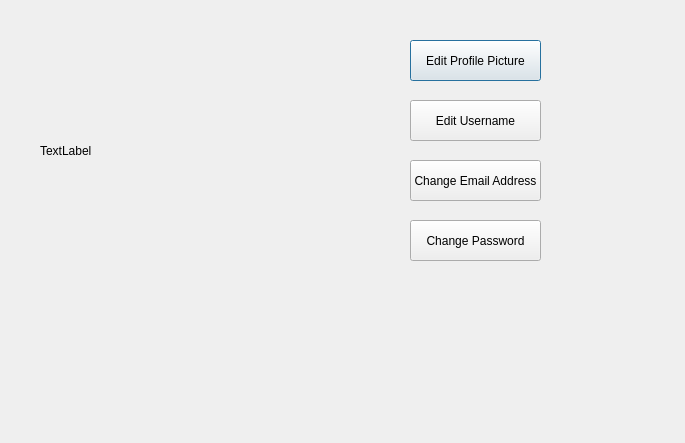
This is concurrentTextEditor/accountsettings.ui in scottiexdev/concurrentTextEditor as Qt 5 draws it before an edit. The edited form follows.
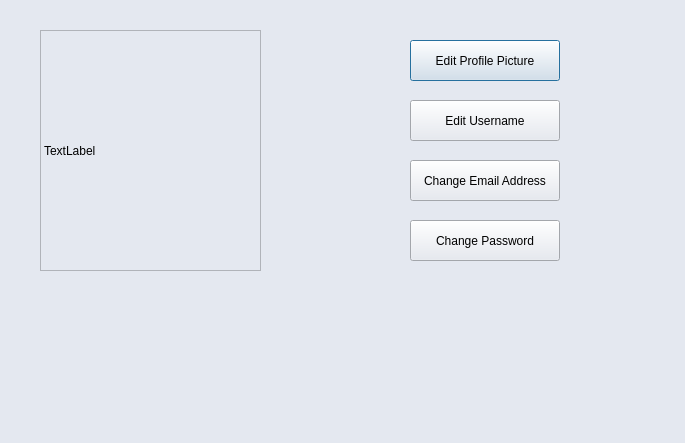
This is the edited form.

Commit message: First steps UI rework - changed background

Patch:
```diff
--- a/concurrentTextEditor/accountsettings.ui
+++ b/concurrentTextEditor/accountsettings.ui
@@ -10,6 +10,448 @@
     <height>443</height>
    </rect>
   </property>
+  <property name="palette">
+   <palette>
+    <active>
+     <colorrole role="WindowText">
+      <brush brushstyle="SolidPattern">
+       <color alpha="255">
+        <red>0</red>
+        <green>0</green>
+        <blue>0</blue>
+       </color>
+      </brush>
+     </colorrole>
+     <colorrole role="Button">
+      <brush brushstyle="SolidPattern">
+       <color alpha="255">
+        <red>228</red>
+        <green>232</green>
+        <blue>240</blue>
+       </color>
+      </brush>
+     </colorrole>
+     <colorrole role="Light">
+      <brush brushstyle="SolidPattern">
+       <color alpha="255">
+        <red>255</red>
+        <green>255</green>
+        <blue>255</blue>
+       </color>
+      </brush>
+     </colorrole>
+     <colorrole role="Midlight">
+      <brush brushstyle="SolidPattern">
+       <color alpha="255">
+        <red>241</red>
+        <green>243</green>
+        <blue>247</blue>
+       </color>
+      </brush>
+     </colorrole>
+     <colorrole role="Dark">
+      <brush brushstyle="SolidPattern">
+       <color alpha="255">
+        <red>114</red>
+        <green>116</green>
+        <blue>120</blue>
+       </color>
+      </brush>
+     </colorrole>
+     <colorrole role="Mid">
+      <brush brushstyle="SolidPattern">
+       <color alpha="255">
+        <red>152</red>
+        <green>155</green>
+        <blue>160</blue>
+       </color>
+      </brush>
+     </colorrole>
+     <colorrole role="Text">
+      <brush brushstyle="SolidPattern">
+       <color alpha="255">
+        <red>0</red>
+        <green>0</green>
+        <blue>0</blue>
+       </color>
+      </brush>
+     </colorrole>
+     <colorrole role="BrightText">
+      <brush brushstyle="SolidPattern">
+       <color alpha="255">
+        <red>255</red>
+        <green>255</green>
+        <blue>255</blue>
+       </color>
+      </brush>
+     </colorrole>
+     <colorrole role="ButtonText">
+      <brush brushstyle="SolidPattern">
+       <color alpha="255">
+        <red>0</red>
+        <green>0</green>
+        <blue>0</blue>
+       </color>
+      </brush>
+     </colorrole>
+     <colorrole role="Base">
+      <brush brushstyle="SolidPattern">
+       <color alpha="255">
+        <red>255</red>
+        <green>255</green>
+        <blue>255</blue>
+       </color>
+      </brush>
+     </colorrole>
+     <colorrole role="Window">
+      <brush brushstyle="SolidPattern">
+       <color alpha="255">
+        <red>228</red>
+        <green>232</green>
+        <blue>240</blue>
+       </color>
+      </brush>
+     </colorrole>
+     <colorrole role="Shadow">
+      <brush brushstyle="SolidPattern">
+       <color alpha="255">
+        <red>0</red>
+        <green>0</green>
+        <blue>0</blue>
+       </color>
+      </brush>
+     </colorrole>
+     <colorrole role="AlternateBase">
+      <brush brushstyle="SolidPattern">
+       <color alpha="255">
+        <red>241</red>
+        <green>243</green>
+        <blue>247</blue>
+       </color>
+      </brush>
+     </colorrole>
+     <colorrole role="ToolTipBase">
+      <brush brushstyle="SolidPattern">
+       <color alpha="255">
+        <red>255</red>
+        <green>255</green>
+        <blue>220</blue>
+       </color>
+      </brush>
+     </colorrole>
+     <colorrole role="ToolTipText">
+      <brush brushstyle="SolidPattern">
+       <color alpha="255">
+        <red>0</red>
+        <green>0</green>
+        <blue>0</blue>
+       </color>
+      </brush>
+     </colorrole>
+     <colorrole role="PlaceholderText">
+      <brush brushstyle="SolidPattern">
+       <color alpha="128">
+        <red>0</red>
+        <green>0</green>
+        <blue>0</blue>
+       </color>
+      </brush>
+     </colorrole>
+    </active>
+    <inactive>
+     <colorrole role="WindowText">
+      <brush brushstyle="SolidPattern">
+       <color alpha="255">
+        <red>0</red>
+        <green>0</green>
+        <blue>0</blue>
+       </color>
+      </brush>
+     </colorrole>
+     <colorrole role="Button">
+      <brush brushstyle="SolidPattern">
+       <color alpha="255">
+        <red>228</red>
+        <green>232</green>
+        <blue>240</blue>
+       </color>
+      </brush>
+     </colorrole>
+     <colorrole role="Light">
+      <brush brushstyle="SolidPattern">
+       <color alpha="255">
+        <red>255</red>
+        <green>255</green>
+        <blue>255</blue>
+       </color>
+      </brush>
+     </colorrole>
+     <colorrole role="Midlight">
+      <brush brushstyle="SolidPattern">
+       <color alpha="255">
+        <red>241</red>
+        <green>243</green>
+        <blue>247</blue>
+       </color>
+      </brush>
+     </colorrole>
+     <colorrole role="Dark">
+      <brush brushstyle="SolidPattern">
+       <color alpha="255">
+        <red>114</red>
+        <green>116</green>
+        <blue>120</blue>
+       </color>
+      </brush>
+     </colorrole>
+     <colorrole role="Mid">
+      <brush brushstyle="SolidPattern">
+       <color alpha="255">
+        <red>152</red>
+        <green>155</green>
+        <blue>160</blue>
+       </color>
+      </brush>
+     </colorrole>
+     <colorrole role="Text">
+      <brush brushstyle="SolidPattern">
+       <color alpha="255">
+        <red>0</red>
+        <green>0</green>
+        <blue>0</blue>
+       </color>
+      </brush>
+     </colorrole>
+     <colorrole role="BrightText">
+      <brush brushstyle="SolidPattern">
+       <color alpha="255">
+        <red>255</red>
+        <green>255</green>
+        <blue>255</blue>
+       </color>
+      </brush>
+     </colorrole>
+     <colorrole role="ButtonText">
+      <brush brushstyle="SolidPattern">
+       <color alpha="255">
+        <red>0</red>
+        <green>0</green>
+        <blue>0</blue>
+       </color>
+      </brush>
+     </colorrole>
+     <colorrole role="Base">
+      <brush brushstyle="SolidPattern">
+       <color alpha="255">
+        <red>255</red>
+        <green>255</green>
+        <blue>255</blue>
+       </color>
+      </brush>
+     </colorrole>
+     <colorrole role="Window">
+      <brush brushstyle="SolidPattern">
+       <color alpha="255">
+        <red>228</red>
+        <green>232</green>
+        <blue>240</blue>
+       </color>
+      </brush>
+     </colorrole>
+     <colorrole role="Shadow">
+      <brush brushstyle="SolidPattern">
+       <color alpha="255">
+        <red>0</red>
+        <green>0</green>
+        <blue>0</blue>
+       </color>
+      </brush>
+     </colorrole>
+     <colorrole role="AlternateBase">
+      <brush brushstyle="SolidPattern">
+       <color alpha="255">
+        <red>241</red>
+        <green>243</green>
+        <blue>247</blue>
+       </color>
+      </brush>
+     </colorrole>
+     <colorrole role="ToolTipBase">
+      <brush brushstyle="SolidPattern">
+       <color alpha="255">
+        <red>255</red>
+        <green>255</green>
+        <blue>220</blue>
+       </color>
+      </brush>
+     </colorrole>
+     <colorrole role="ToolTipText">
+      <brush brushstyle="SolidPattern">
+       <color alpha="255">
+        <red>0</red>
+        <green>0</green>
+        <blue>0</blue>
+       </color>
+      </brush>
+     </colorrole>
+     <colorrole role="PlaceholderText">
+      <brush brushstyle="SolidPattern">
+       <color alpha="128">
+        <red>0</red>
+        <green>0</green>
+        <blue>0</blue>
+       </color>
+      </brush>
+     </colorrole>
+    </inactive>
+    <disabled>
+     <colorrole role="WindowText">
+      <brush brushstyle="SolidPattern">
+       <color alpha="255">
+        <red>114</red>
+        <green>116</green>
+        <blue>120</blue>
+       </color>
+      </brush>
+     </colorrole>
+     <colorrole role="Button">
+      <brush brushstyle="SolidPattern">
+       <color alpha="255">
+        <red>228</red>
+        <green>232</green>
+        <blue>240</blue>
+       </color>
+      </brush>
+     </colorrole>
+     <colorrole role="Light">
+      <brush brushstyle="SolidPattern">
+       <color alpha="255">
+        <red>255</red>
+        <green>255</green>
+        <blue>255</blue>
+       </color>
+      </brush>
+     </colorrole>
+     <colorrole role="Midlight">
+      <brush brushstyle="SolidPattern">
+       <color alpha="255">
+        <red>241</red>
+        <green>243</green>
+        <blue>247</blue>
+       </color>
+      </brush>
+     </colorrole>
+     <colorrole role="Dark">
+      <brush brushstyle="SolidPattern">
+       <color alpha="255">
+        <red>114</red>
+        <green>116</green>
+        <blue>120</blue>
+       </color>
+      </brush>
+     </colorrole>
+     <colorrole role="Mid">
+      <brush brushstyle="SolidPattern">
+       <color alpha="255">
+        <red>152</red>
+        <green>155</green>
+        <blue>160</blue>
+       </color>
+      </brush>
+     </colorrole>
+     <colorrole role="Text">
+      <brush brushstyle="SolidPattern">
+       <color alpha="255">
+        <red>114</red>
+        <green>116</green>
+        <blue>120</blue>
+       </color>
+      </brush>
+     </colorrole>
+     <colorrole role="BrightText">
+      <brush brushstyle="SolidPattern">
+       <color alpha="255">
+        <red>255</red>
+        <green>255</green>
+        <blue>255</blue>
+       </color>
+      </brush>
+     </colorrole>
+     <colorrole role="ButtonText">
+      <brush brushstyle="SolidPattern">
+       <color alpha="255">
+        <red>114</red>
+        <green>116</green>
+        <blue>120</blue>
+       </color>
+      </brush>
+     </colorrole>
+     <colorrole role="Base">
+      <brush brushstyle="SolidPattern">
+       <color alpha="255">
+        <red>228</red>
+        <green>232</green>
+        <blue>240</blue>
+       </color>
+      </brush>
+     </colorrole>
+     <colorrole role="Window">
+      <brush brushstyle="SolidPattern">
+       <color alpha="255">
+        <red>228</red>
+        <green>232</green>
+        <blue>240</blue>
+       </color>
+      </brush>
+     </colorrole>
+     <colorrole role="Shadow">
+      <brush brushstyle="SolidPattern">
+       <color alpha="255">
+        <red>0</red>
+        <green>0</green>
+        <blue>0</blue>
+       </color>
+      </brush>
+     </colorrole>
+     <colorrole role="AlternateBase">
+      <brush brushstyle="SolidPattern">
+       <color alpha="255">
+        <red>228</red>
+        <green>232</green>
+        <blue>240</blue>
+       </color>
+      </brush>
+     </colorrole>
+     <colorrole role="ToolTipBase">
+      <brush brushstyle="SolidPattern">
+       <color alpha="255">
+        <red>255</red>
+        <green>255</green>
+        <blue>220</blue>
+       </color>
+      </brush>
+     </colorrole>
+     <colorrole role="ToolTipText">
+      <brush brushstyle="SolidPattern">
+       <color alpha="255">
+        <red>0</red>
+        <green>0</green>
+        <blue>0</blue>
+       </color>
+      </brush>
+     </colorrole>
+     <colorrole role="PlaceholderText">
+      <brush brushstyle="SolidPattern">
+       <color alpha="128">
+        <red>0</red>
+        <green>0</green>
+        <blue>0</blue>
+       </color>
+      </brush>
+     </colorrole>
+    </disabled>
+   </palette>
+  </property>
   <property name="windowTitle">
    <string>Dialog</string>
   </property>
@@ -22,6 +464,9 @@
      <height>241</height>
     </rect>
    </property>
+   <property name="frameShape">
+    <enum>QFrame::StyledPanel</enum>
+   </property>
    <property name="text">
     <string>TextLabel</string>
    </property>
@@ -31,10 +476,16 @@
     <rect>
      <x>410</x>
      <y>40</y>
-     <width>131</width>
+     <width>150</width>
      <height>41</height>
     </rect>
    </property>
+   <property name="minimumSize">
+    <size>
+     <width>150</width>
+     <height>35</height>
+    </size>
+   </property>
    <property name="text">
     <string>Edit Profile Picture</string>
    </property>
@@ -44,10 +495,16 @@
     <rect>
      <x>410</x>
      <y>100</y>
-     <width>131</width>
+     <width>150</width>
      <height>41</height>
     </rect>
    </property>
+   <property name="minimumSize">
+    <size>
+     <width>150</width>
+     <height>35</height>
+    </size>
+   </property>
    <property name="text">
     <string>Edit Username</string>
    </property>
@@ -57,10 +514,16 @@
     <rect>
      <x>410</x>
      <y>160</y>
-     <width>131</width>
+     <width>150</width>
      <height>41</height>
     </rect>
    </property>
+   <property name="minimumSize">
+    <size>
+     <width>150</width>
+     <height>35</height>
+    </size>
+   </property>
    <property name="text">
     <string>Change Email Address</string>
    </property>
@@ -83,10 +546,16 @@
     <rect>
      <x>410</x>
      <y>220</y>
-     <width>131</width>
+     <width>150</width>
      <height>41</height>
     </rect>
    </property>
+   <property name="minimumSize">
+    <size>
+     <width>150</width>
+     <height>35</height>
+    </size>
+   </property>
    <property name="text">
     <string>Change Password</string>
    </property>
```
Left out of the diff: 6 changed lines with no effect on the pictures. The commit also changes 4 other files.
